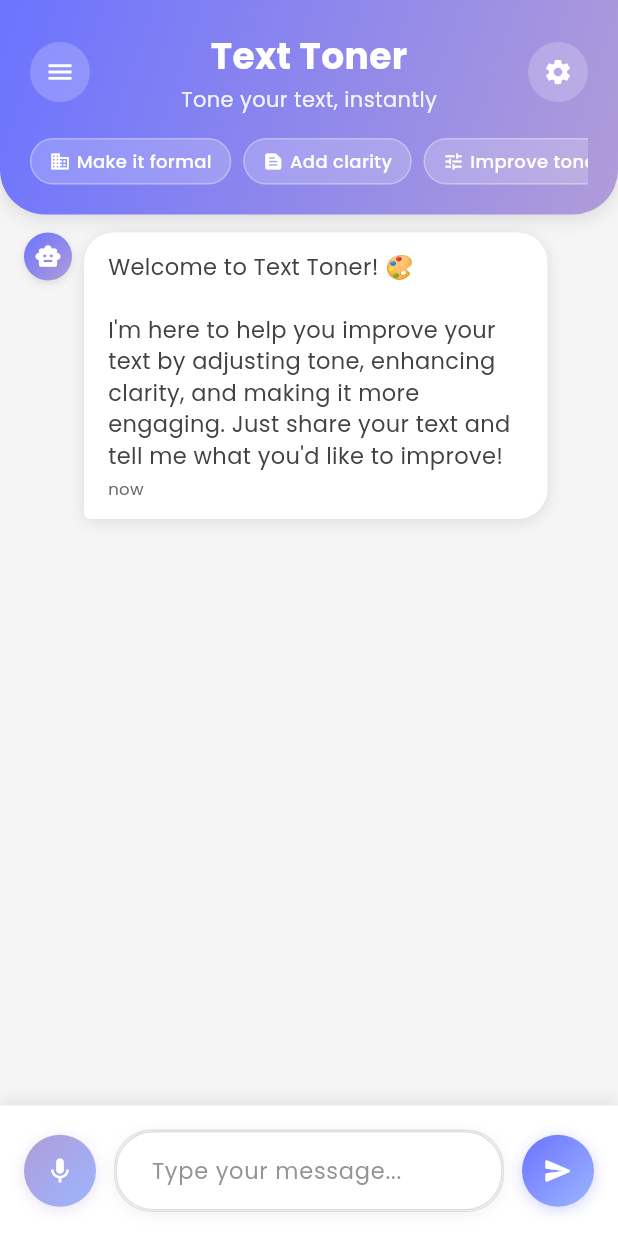
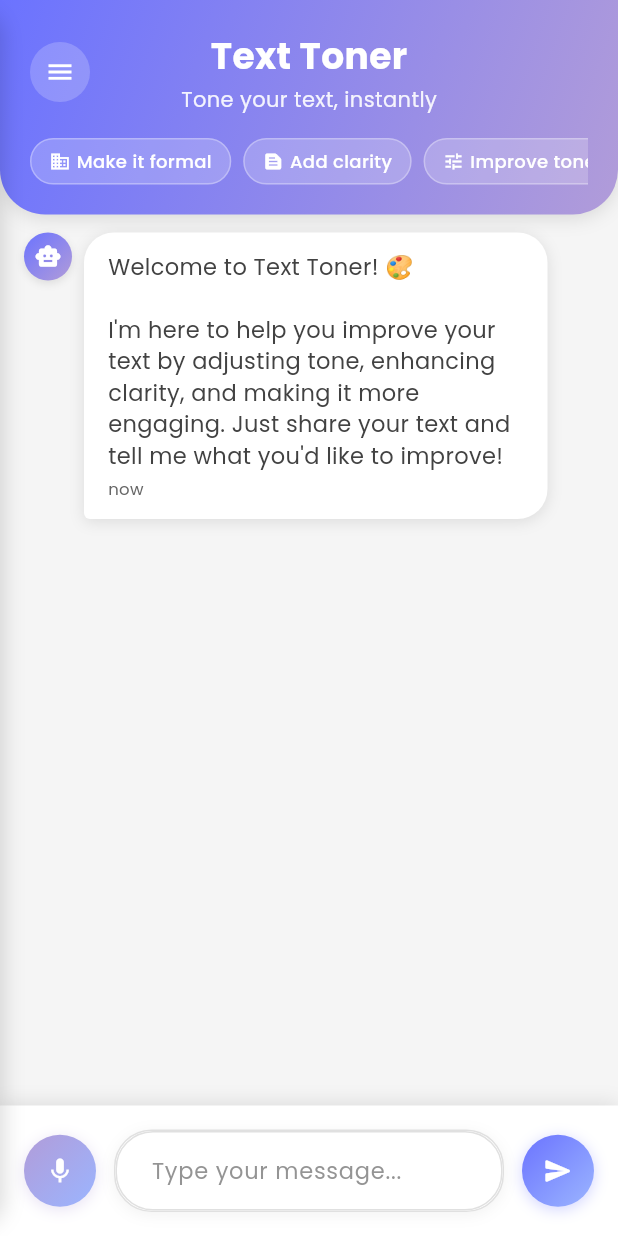
Before and after one commit to Vijay2k0517/text_toner, a Flutter app: the screen it shows after launch, on a phone screen of 412 x 824 dp. Run offline on Flutter 3.47's test engine with Material 3 defaults, Android fonts, the phone set to English and light mode, and no system bars; our stand-ins replace flutter_staggered_animations, google_fonts.

Commit message:
Updated app config, chat screen, and API client for history panel and backend connection

```diff
--- a/Text_toner_Frontend/lib/config/app_config.dart
+++ b/Text_toner_Frontend/lib/config/app_config.dart
@@ -11,7 +11,7 @@ class AppConfig {
     'API_BASE_URL',
     defaultValue: 'http://10.0.2.2:8000', // Android emulator localhost; use http://localhost:8000 for web/desktop
   );
-  static const String chatEndpointPath = '/chat';
+  static const String chatEndpointPath = '/api/v1/tone/analyze';
 
   // Animation durations
   static const Duration messageAnimationDuration = Duration(milliseconds: 600);
--- a/Text_toner_Frontend/lib/screens/chat_screen.dart
+++ b/Text_toner_Frontend/lib/screens/chat_screen.dart
@@ -16,6 +16,7 @@ class ChatScreen extends StatefulWidget {
 
 class _ChatScreenState extends State<ChatScreen> {
   final ScrollController _scrollController = ScrollController();
+  bool _showHistory = false;
 
   @override
   void initState() {
@@ -53,7 +54,9 @@ class _ChatScreenState extends State<ChatScreen> {
   @override
   Widget build(BuildContext context) {
     return Scaffold(
-      body: Column(
+      body: Stack(
+        children: [
+          Column(
             children: [
               // Custom App Bar with gradient
               _buildAppBar(),
@@ -127,6 +130,10 @@ class _ChatScreenState extends State<ChatScreen> {
               ),
             ],
           ),
+          if (_showHistory) _buildHistoryBackdrop(),
+          _buildHistoryPanel(),
+        ],
+      ),
     );
   }
 
@@ -155,7 +162,13 @@ class _ChatScreenState extends State<ChatScreen> {
                 mainAxisAlignment: MainAxisAlignment.spaceBetween,
                 children: [
                   // Menu button (for future use)
-                  Container(
+                  GestureDetector(
+                    onTap: () {
+                      setState(() {
+                        _showHistory = !_showHistory;
+                      });
+                    },
+                    child: Container(
                       width: 40,
                       height: 40,
                       decoration: BoxDecoration(
@@ -166,6 +179,7 @@ class _ChatScreenState extends State<ChatScreen> {
                         Icons.menu,
                         color: Colors.white,
                         size: 20,
+                      ),
                     ),
                   ),
 
@@ -194,20 +208,8 @@ class _ChatScreenState extends State<ChatScreen> {
                     ),
                   ),
 
-                  // Settings button (for future use)
-                  Container(
-                    width: 40,
-                    height: 40,
-                    decoration: BoxDecoration(
-                      color: Colors.white.withOpacity(0.2),
-                      borderRadius: BorderRadius.circular(20),
-                    ),
-                    child: const Icon(
-                      Icons.settings,
-                      color: Colors.white,
-                      size: 20,
-                    ),
-                  ),
+                  // Spacer to keep layout symmetrical after removing settings
+                  const SizedBox(width: 40, height: 40),
                 ],
               ),
 
@@ -294,4 +296,117 @@ class _ChatScreenState extends State<ChatScreen> {
 
     return false;
   }
+
+  Widget _buildHistoryBackdrop() {
+    return Positioned.fill(
+      child: GestureDetector(
+        onTap: () {
+          setState(() {
+            _showHistory = false;
+          });
+        },
+        child: Container(
+          color: Colors.black.withOpacity(0.3),
+        ),
+      ),
+    );
   }
+
+  Widget _buildHistoryPanel() {
+    final panelWidth = 260.0;
+    return AnimatedPositioned(
+      duration: const Duration(milliseconds: 250),
+      curve: Curves.easeInOut,
+      top: 0,
+      bottom: 0,
+      left: _showHistory ? 0 : -panelWidth,
+      width: panelWidth,
+      child: SafeArea(
+        child: Container(
+          margin: const EdgeInsets.only(top: 8, bottom: 8),
+          decoration: BoxDecoration(
+            color: Colors.white,
+            borderRadius: const BorderRadius.only(
+              topRight: Radius.circular(16),
+              bottomRight: Radius.circular(16),
+            ),
+            boxShadow: [
+              BoxShadow(
+                color: Colors.black.withOpacity(0.15),
+                blurRadius: 12,
+                offset: const Offset(2, 0),
+              ),
+            ],
+          ),
+          child: Column(
+            crossAxisAlignment: CrossAxisAlignment.start,
+            children: [
+              Padding(
+                padding: const EdgeInsets.fromLTRB(16, 16, 16, 8),
+                child: Row(
+                  children: const [
+                    Icon(Icons.history, size: 18, color: Colors.black87),
+                    SizedBox(width: 8),
+                    Text(
+                      'History',
+                      style: TextStyle(
+                        fontSize: 16,
+                        fontWeight: FontWeight.w600,
+                        color: Colors.black87,
+                      ),
+                    ),
+                  ],
+                ),
+              ),
+              const Divider(height: 1),
+              Expanded(
+                child: Consumer<ChatProvider>(
+                  builder: (context, chatProvider, child) {
+                    final entries = chatProvider.messages
+                        .where((m) => m.type == MessageType.user)
+                        .toList()
+                        .reversed
+                        .toList();
+                    if (entries.isEmpty) {
+                      return const Center(
+                        child: Text(
+                          'No history yet',
+                          style: TextStyle(color: Colors.black54),
+                        ),
+                      );
+                    }
+                    return ListView.separated(
+                      padding: const EdgeInsets.symmetric(vertical: 8),
+                      itemCount: entries.length,
+                      separatorBuilder: (_, __) => const Divider(height: 1),
+                      itemBuilder: (context, index) {
+                        final item = entries[index];
+                        final preview = item.text.trim();
+                        return ListTile(
+                          dense: true,
+                          contentPadding: const EdgeInsets.symmetric(horizontal: 16, vertical: 4),
+                          title: Text(
+                            preview.isEmpty ? '(empty)' : preview,
+                            maxLines: 2,
+                            overflow: TextOverflow.ellipsis,
+                            style: const TextStyle(fontSize: 14, color: Colors.black87),
+                          ),
+                          onTap: () {
+                            // Close panel on tap; future: could load past conversation state
+                            setState(() {
+                              _showHistory = false;
+                            });
+                          },
+                        );
+                      },
+                    );
+                  },
+                ),
+              ),
+            ],
+          ),
+        ),
+      ),
+    );
+  }
+}
```
Also changed, not shown: Text_toner_Frontend/lib/services/api_client.dart (+7 -6 lines). Lines whose indentation alone changed are shown as unchanged.
